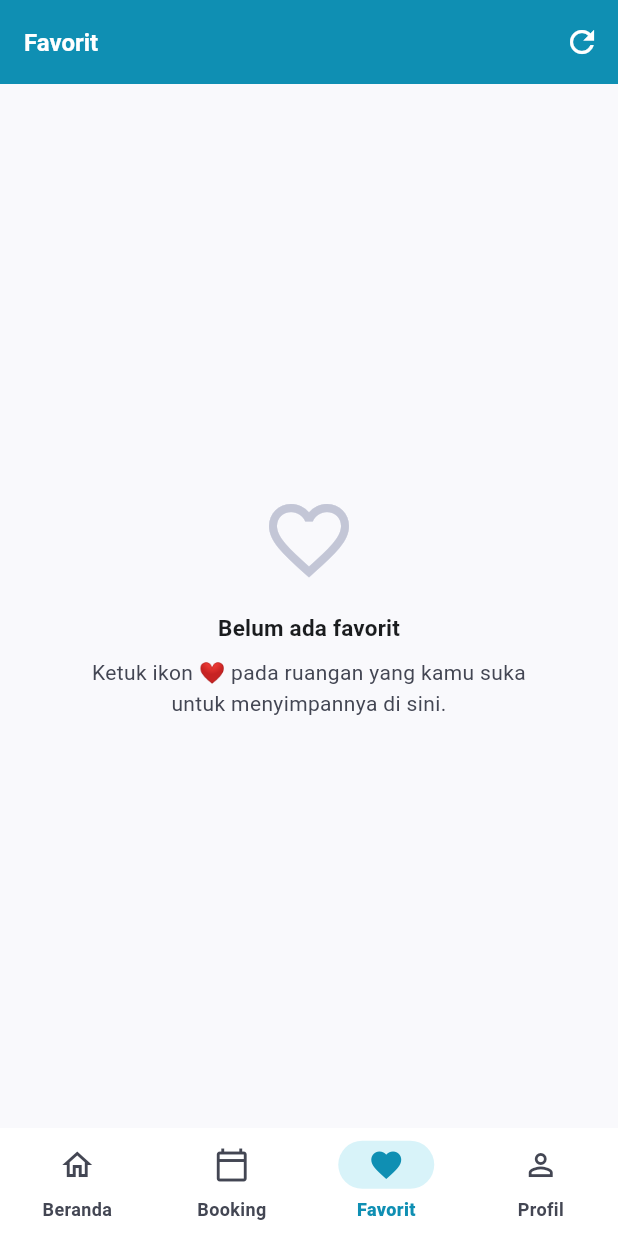
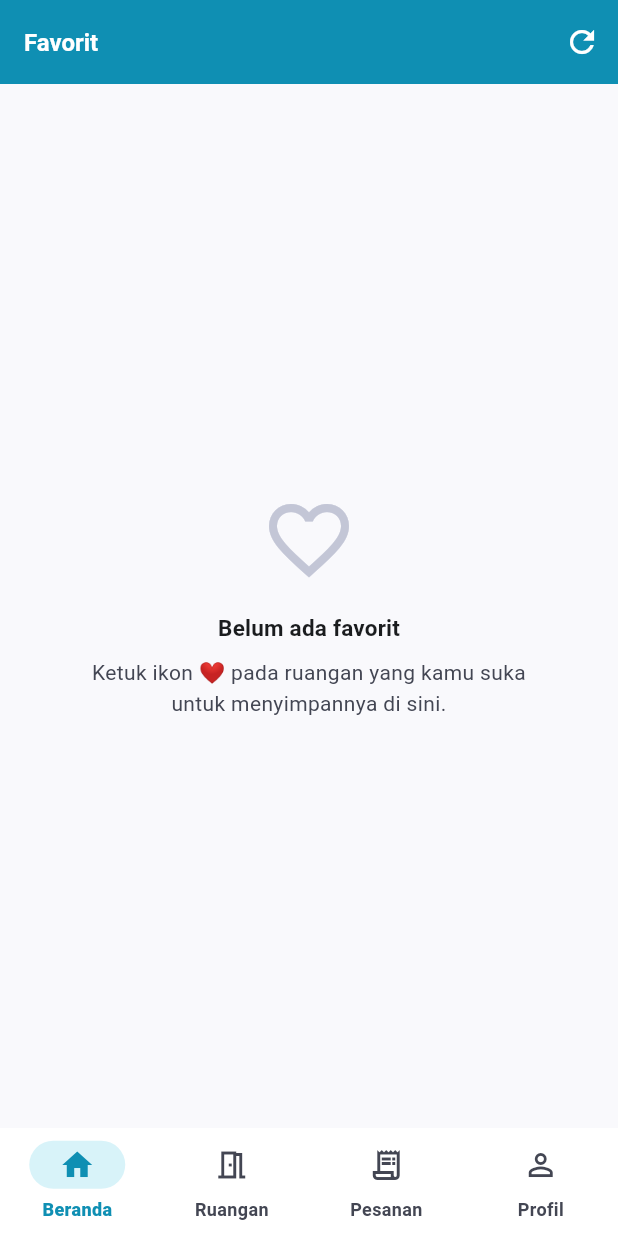
Before and after one commit to Rinka-63/ClassRent, a Flutter app: the FavoritesScreen screen opened by its route, on a phone screen of 412 x 824 dp. Run offline on Flutter 3.47's test engine with Material 3 defaults, Android fonts, the phone set to English and light mode, and no system bars; our stand-ins replace dio, firebase_core, firebase_messaging, fl_chart, flutter_dotenv, flutter_riverpod and 9 more; missing offline and left inert: mobile_scanner; accounts and stored records are empty; Roboto replaces fonts that are missing (Hanken Grotesk).

Commit message:
mengubah role_aware_nav_bar.dart

```diff
--- a/lib/shared/presentation/widgets/role_aware_nav_bar.dart
+++ b/lib/shared/presentation/widgets/role_aware_nav_bar.dart
@@ -1,24 +1,46 @@
 import 'package:flutter/material.dart';
+import 'package:flutter_riverpod/flutter_riverpod.dart';
 import 'package:go_router/go_router.dart';
 
 import '../../../core/constants/app_routes.dart';
+import '../../../core/l10n/app_strings.dart';
 
-class RoleAwareNavBar extends StatelessWidget {
+class RoleAwareNavBar extends ConsumerWidget {
   const RoleAwareNavBar({required this.currentPath, super.key});
 
   final String currentPath;
 
   @override
-  Widget build(BuildContext context) {
-    final items = <_NavItem>[
-      const _NavItem(AppRoutes.home, Icons.home_outlined, Icons.home, 'Beranda'),
-      const _NavItem(AppRoutes.bookings, Icons.calendar_today_outlined, Icons.calendar_today, 'Booking'),
-      const _NavItem(AppRoutes.favorites, Icons.favorite_border, Icons.favorite, 'Favorit'),
-      const _NavItem(AppRoutes.profile, Icons.person_outline, Icons.person, 'Profil'),
+  Widget build(BuildContext context, WidgetRef ref) {
+    final strings = AppStrings.of(context);
+    final items = [
+      _NavItem(AppRoutes.home, Icons.home_outlined, Icons.home, strings.home),
+      _NavItem(
+        AppRoutes.search,
+        Icons.meeting_room_outlined,
+        Icons.meeting_room,
+        strings.rooms,
+      ),
+      _NavItem(
+        AppRoutes.bookings,
+        Icons.receipt_long_outlined,
+        Icons.receipt_long,
+        strings.bookings,
+      ),
+      _NavItem(
+        AppRoutes.profile,
+        Icons.person_outline,
+        Icons.person,
+        strings.profile,
+      ),
     ];
+    final selectedIndex = items
+        .indexWhere((item) => item.path == currentPath)
+        .clamp(0, items.length - 1);
 
     return NavigationBar(
-      selectedIndex: items.indexWhere((item) => item.path == currentPath).clamp(0, items.length - 1),
+      labelBehavior: NavigationDestinationLabelBehavior.alwaysShow,
+      selectedIndex: selectedIndex,
       destinations: [
         for (final item in items)
           NavigationDestination(
```
